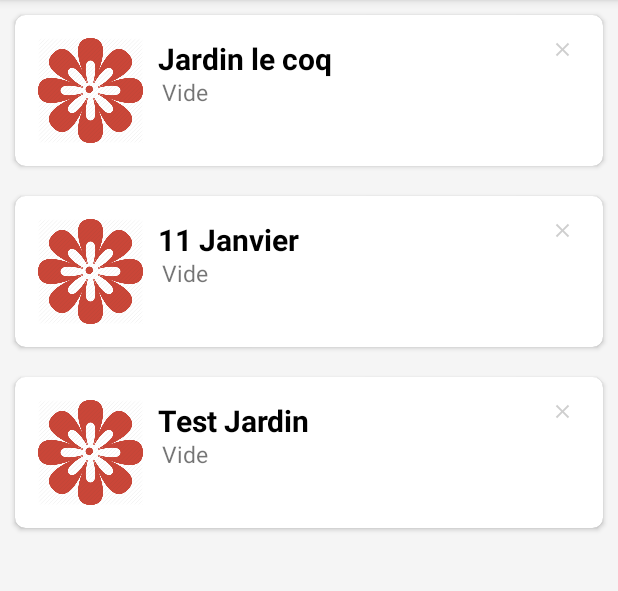
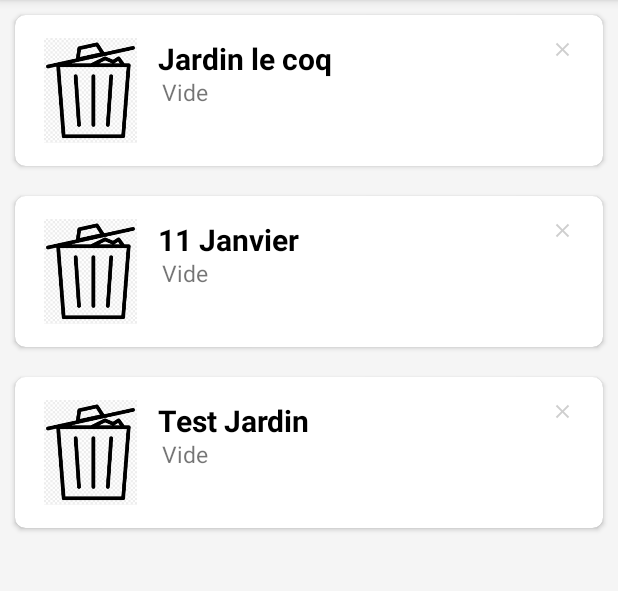
Before and after one commit to benhoumine/RamassePoubelleMobile, an Android app: the fragment JardinRecycler placed in its activity, on a phone screen of 412 x 824 dp, the part 84-675 px from its top. Run offline under Robolectric (Android 15) with nearby library versions, the phone set to English and light mode, and no system bars; our stand-ins replace ButterKnife; network calls fail.

Commit message:
update trash icon

```diff
--- a/app/src/main/res/layout/plant_item.xml
+++ b/app/src/main/res/layout/plant_item.xml
@@ -17,7 +17,7 @@
             android:id="@+id/imageView"
             android:layout_width="70dp"
             android:layout_height="70dp"
-            android:src="@drawable/flower"/>
+            android:src="@drawable/full"/>
 
         <TextView
             android:id="@+id/textViewTitle"
```
Also changed, not shown: app/src/main/java/com/example/greenpp/Adapter/PoubelleAdapter.java (+7 -0 lines).
